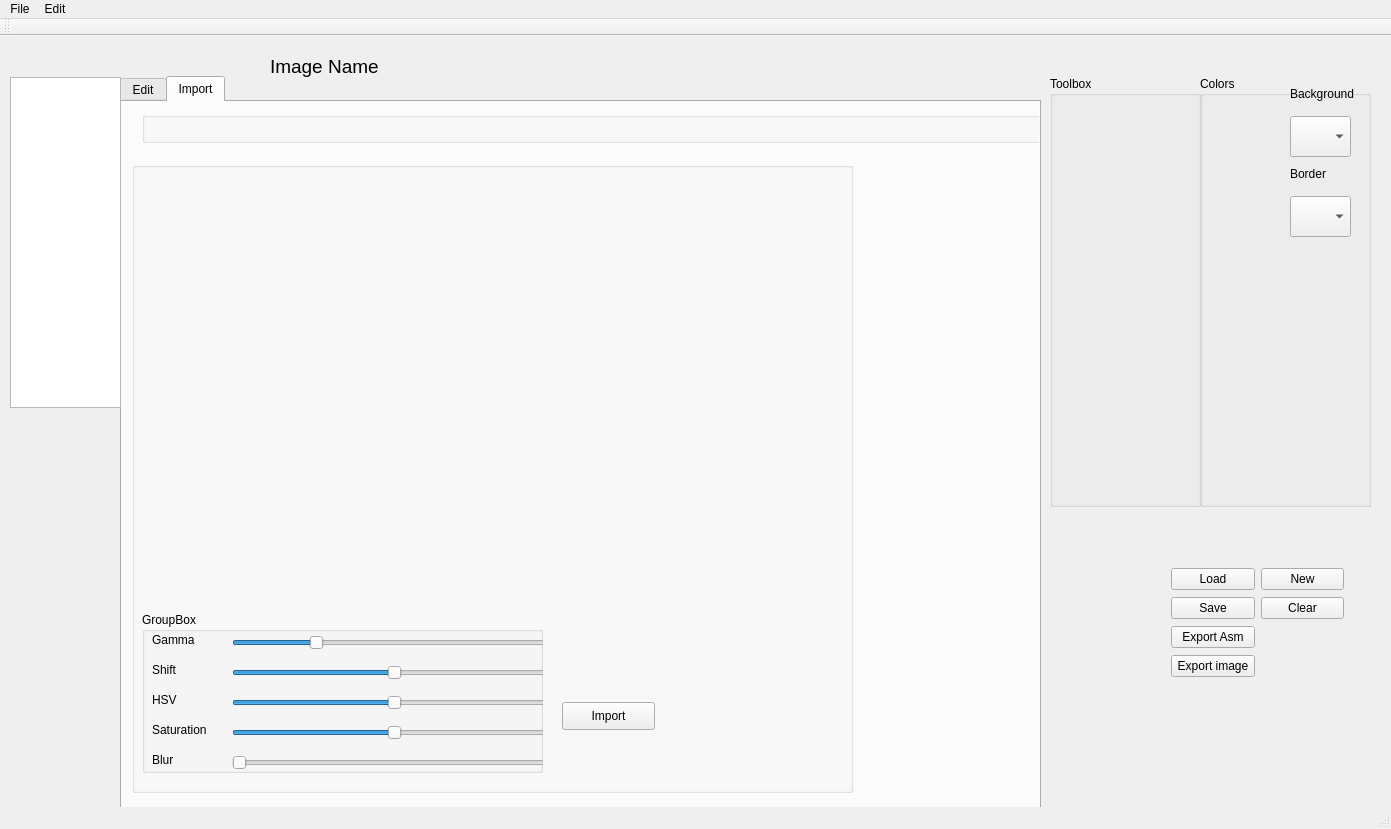
Before: the Qt Designer form mainwindow.ui in Happy-Ferret/Fluff64, drawn with Qt 5.
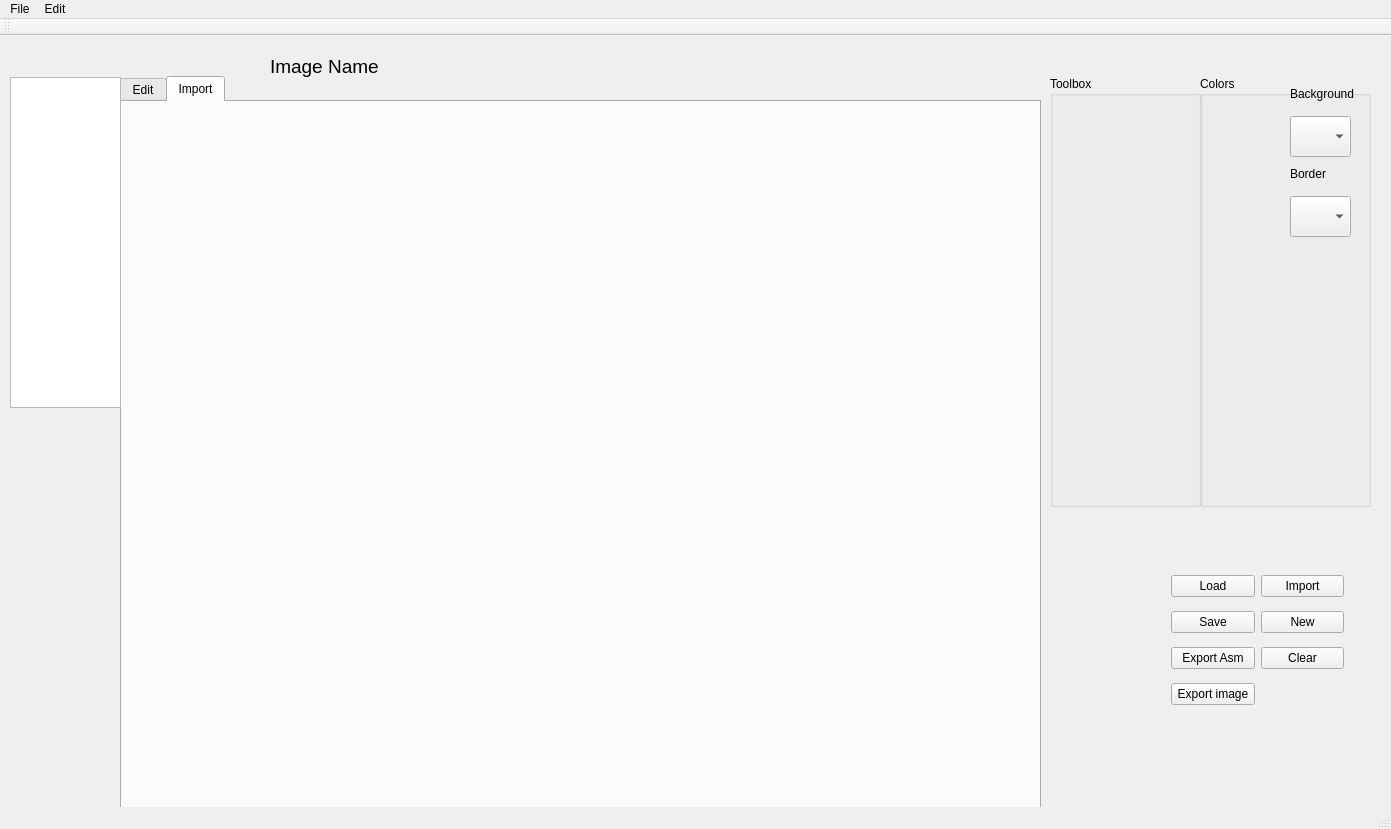
After: the same form once the commit is applied. The open tabs and pages were chosen to show the change.

Commit message: Rewritten import dialoge

Diff of the .ui file:
```diff
--- a/mainwindow.ui
+++ b/mainwindow.ui
@@ -114,256 +114,6 @@
      <attribute name="title">
       <string>Import</string>
      </attribute>
-     <widget class="QGroupBox" name="groupBox">
-      <property name="geometry">
-       <rect>
-        <x>10</x>
-        <y>60</y>
-        <width>721</width>
-        <height>631</height>
-       </rect>
-      </property>
-      <property name="title">
-       <string/>
-      </property>
-      <widget class="QWidget" name="horizontalLayoutWidget">
-       <property name="geometry">
-        <rect>
-         <x>19</x>
-         <y>9</y>
-         <width>571</width>
-         <height>371</height>
-        </rect>
-       </property>
-       <layout class="QHBoxLayout" name="horizontalLayout">
-        <item>
-         <widget class="QLabel" name="lblTwo">
-          <property name="text">
-           <string/>
-          </property>
-          <property name="scaledContents">
-           <bool>true</bool>
-          </property>
-         </widget>
-        </item>
-       </layout>
-      </widget>
-      <widget class="QGroupBox" name="groupBox_2">
-       <property name="geometry">
-        <rect>
-         <x>10</x>
-         <y>450</y>
-         <width>401</width>
-         <height>161</height>
-        </rect>
-       </property>
-       <property name="title">
-        <string>GroupBox</string>
-       </property>
-       <widget class="QSlider" name="hsSat">
-        <property name="geometry">
-         <rect>
-          <x>90</x>
-          <y>110</y>
-          <width>321</width>
-          <height>22</height>
-         </rect>
-        </property>
-        <property name="value">
-         <number>50</number>
-        </property>
-        <property name="orientation">
-         <enum>Qt::Horizontal</enum>
-        </property>
-       </widget>
-       <widget class="QLabel" name="label_2">
-        <property name="geometry">
-         <rect>
-          <x>10</x>
-          <y>50</y>
-          <width>55</width>
-          <height>16</height>
-         </rect>
-        </property>
-        <property name="text">
-         <string>Shift</string>
-        </property>
-       </widget>
-       <widget class="QSlider" name="hsShift">
-        <property name="geometry">
-         <rect>
-          <x>90</x>
-          <y>50</y>
-          <width>321</width>
-          <height>22</height>
-         </rect>
-        </property>
-        <property name="value">
-         <number>50</number>
-        </property>
-        <property name="orientation">
-         <enum>Qt::Horizontal</enum>
-        </property>
-       </widget>
-       <widget class="QLabel" name="label">
-        <property name="geometry">
-         <rect>
-          <x>10</x>
-          <y>20</y>
-          <width>55</width>
-          <height>16</height>
-         </rect>
-        </property>
-        <property name="text">
-         <string>Gamma</string>
-        </property>
-       </widget>
-       <widget class="QSlider" name="hsHsv">
-        <property name="geometry">
-         <rect>
-          <x>90</x>
-          <y>80</y>
-          <width>321</width>
-          <height>22</height>
-         </rect>
-        </property>
-        <property name="value">
-         <number>50</number>
-        </property>
-        <property name="orientation">
-         <enum>Qt::Horizontal</enum>
-        </property>
-       </widget>
-       <widget class="QLabel" name="label_4">
-        <property name="geometry">
-         <rect>
-          <x>10</x>
-          <y>110</y>
-          <width>81</width>
-          <height>16</height>
-         </rect>
-        </property>
-        <property name="text">
-         <string>Saturation</string>
-        </property>
-       </widget>
-       <widget class="QSlider" name="hsContrast">
-        <property name="geometry">
-         <rect>
-          <x>90</x>
-          <y>20</y>
-          <width>321</width>
-          <height>22</height>
-         </rect>
-        </property>
-        <property name="value">
-         <number>25</number>
-        </property>
-        <property name="orientation">
-         <enum>Qt::Horizontal</enum>
-        </property>
-       </widget>
-       <widget class="QLabel" name="label_5">
-        <property name="geometry">
-         <rect>
-          <x>10</x>
-          <y>140</y>
-          <width>81</width>
-          <height>16</height>
-         </rect>
-        </property>
-        <property name="text">
-         <string>Blur</string>
-        </property>
-       </widget>
-       <widget class="QLabel" name="label_3">
-        <property name="geometry">
-         <rect>
-          <x>10</x>
-          <y>80</y>
-          <width>55</width>
-          <height>16</height>
-         </rect>
-        </property>
-        <property name="text">
-         <string>HSV</string>
-        </property>
-       </widget>
-       <widget class="QSlider" name="hsBlur">
-        <property name="geometry">
-         <rect>
-          <x>90</x>
-          <y>140</y>
-          <width>321</width>
-          <height>22</height>
-         </rect>
-        </property>
-        <property name="value">
-         <number>0</number>
-        </property>
-        <property name="orientation">
-         <enum>Qt::Horizontal</enum>
-        </property>
-       </widget>
-      </widget>
-      <widget class="QPushButton" name="pushButton">
-       <property name="geometry">
-        <rect>
-         <x>430</x>
-         <y>540</y>
-         <width>93</width>
-         <height>28</height>
-        </rect>
-       </property>
-       <property name="text">
-        <string>Import</string>
-       </property>
-      </widget>
-     </widget>
-     <widget class="QGroupBox" name="grpColors">
-      <property name="geometry">
-       <rect>
-        <x>20</x>
-        <y>10</y>
-        <width>961</width>
-        <height>31</height>
-       </rect>
-      </property>
-      <property name="title">
-       <string/>
-      </property>
-      <widget class="QWidget" name="horizontalLayoutWidget_2">
-       <property name="geometry">
-        <rect>
-         <x>0</x>
-         <y>0</y>
-         <width>951</width>
-         <height>31</height>
-        </rect>
-       </property>
-       <layout class="QHBoxLayout" name="layoutColors"/>
-      </widget>
-     </widget>
-     <widget class="QComboBox" name="cmbBackground">
-      <property name="geometry">
-       <rect>
-        <x>1080</x>
-        <y>11</y>
-        <width>61</width>
-        <height>41</height>
-       </rect>
-      </property>
-     </widget>
-     <widget class="QComboBox" name="cmbForeground">
-      <property name="geometry">
-       <rect>
-        <x>980</x>
-        <y>11</y>
-        <width>61</width>
-        <height>41</height>
-       </rect>
-      </property>
-     </widget>
     </widget>
    </widget>
    <widget class="QGroupBox" name="groupBox_5">
@@ -466,52 +216,59 @@
       <x>1160</x>
       <y>520</y>
       <width>195</width>
-      <height>135</height>
+      <height>170</height>
      </rect>
     </property>
-    <layout class="QGridLayout" name="gridLayout" rowstretch="0,0,0,0" columnstretch="0,0" rowminimumheight="0,0,0,0" columnminimumwidth="0,0">
-     <item row="1" column="0">
+    <layout class="QGridLayout" name="gridLayout" rowstretch="0,0,0,0,0" columnstretch="0,0" rowminimumheight="0,0,0,0,0" columnminimumwidth="0,0">
+     <item row="2" column="0">
       <widget class="QPushButton" name="btnSave">
        <property name="text">
         <string>Save</string>
        </property>
       </widget>
      </item>
-     <item row="1" column="1">
-      <widget class="QPushButton" name="btnNew">
-       <property name="text">
-        <string>Clear</string>
-       </property>
-      </widget>
-     </item>
-     <item row="0" column="1">
-      <widget class="QPushButton" name="b">
-       <property name="text">
-        <string>New</string>
-       </property>
-      </widget>
-     </item>
-     <item row="2" column="0">
-      <widget class="QPushButton" name="btnExportAsm">
-       <property name="text">
-        <string>Export Asm</string>
-       </property>
-      </widget>
-     </item>
-     <item row="0" column="0">
+     <item row="1" column="0">
       <widget class="QPushButton" name="btnLoad">
        <property name="text">
         <string>Load</string>
        </property>
       </widget>
      </item>
-     <item row="3" column="0">
+     <item row="4" column="0">
       <widget class="QPushButton" name="btnExportImage">
        <property name="text">
         <string>Export image</string>
        </property>
       </widget>
      </item>
+     <item row="3" column="0">
+      <widget class="QPushButton" name="btnExportAsm">
+       <property name="text">
+        <string>Export Asm</string>
+       </property>
+      </widget>
+     </item>
+     <item row="3" column="1">
+      <widget class="QPushButton" name="btnNew">
+       <property name="text">
+        <string>Clear</string>
+       </property>
+      </widget>
+     </item>
+     <item row="2" column="1">
+      <widget class="QPushButton" name="b">
+       <property name="text">
+        <string>New</string>
+       </property>
+      </widget>
+     </item>
+     <item row="1" column="1">
+      <widget class="QPushButton" name="btnImport">
+       <property name="text">
+        <string>Import</string>
+       </property>
+      </widget>
+     </item>
     </layout>
    </widget>
    <widget class="QListView" name="lstImages">
```
The commit also changes 20 other files.
